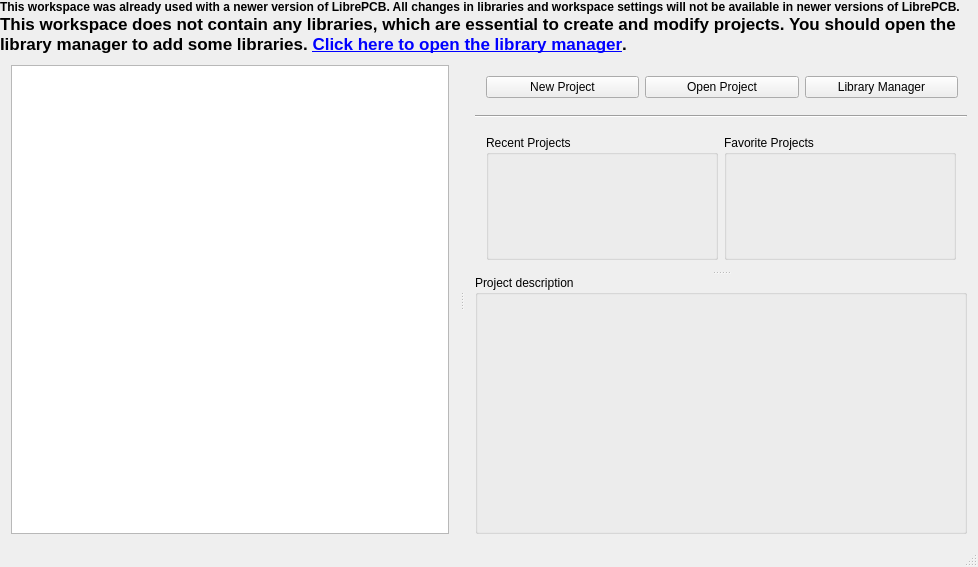
Qt form libs/librepcb/editor/workspace/controlpanel/controlpanel.ui (LibrePCB/LibrePCB) before a commit.
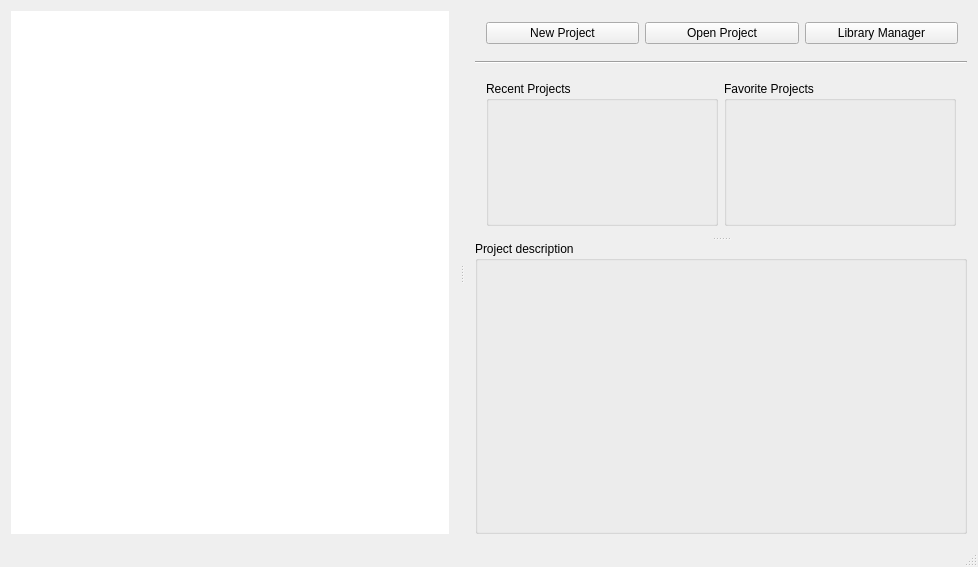
The same form after that commit. Icons and pictures are not drawn. Custom widgets are drawn as their Qt base class.

Commit message: Control panel: Make message banners dismissable

Diff of the .ui file:
```diff
--- a/libs/librepcb/editor/workspace/controlpanel/controlpanel.ui
+++ b/libs/librepcb/editor/workspace/controlpanel/controlpanel.ui
@@ -35,63 +35,10 @@
      <number>0</number>
     </property>
     <item>
-     <widget class="QLabel" name="lblWarnForNewerAppVersions">
-      <property name="font">
-       <font>
-        <weight>75</weight>
-        <bold>true</bold>
-       </font>
-      </property>
-      <property name="styleSheet">
-       <string notr="true">QLabel {
-	background-color: rgb(255, 255, 127);
-
-	color: rgb(170, 0, 0);
-};</string>
-      </property>
-      <property name="text">
-       <string>This workspace was already used with a newer version of LibrePCB. All changes in libraries and workspace settings will not be available in newer versions of LibrePCB.</string>
-      </property>
-      <property name="alignment">
-       <set>Qt::AlignLeading|Qt::AlignLeft|Qt::AlignTop</set>
-      </property>
-      <property name="wordWrap">
-       <bool>true</bool>
-      </property>
-      <property name="margin">
-       <number>10</number>
-      </property>
-     </widget>
+     <widget class="librepcb::editor::MessageWidget" name="msgWarnForNewerAppVersions" native="true"/>
     </item>
     <item>
-     <widget class="QLabel" name="lblWarnForNoLibraries">
-      <property name="font">
-       <font>
-        <pointsize>13</pointsize>
-        <weight>75</weight>
-        <bold>true</bold>
-       </font>
-      </property>
-      <property name="styleSheet">
-       <string notr="true">QLabel {
-	background-color: rgb(255, 255, 127);
-
-	color: rgb(170, 0, 0);
-};</string>
-      </property>
-      <property name="text">
-       <string>&lt;html&gt;&lt;head/&gt;&lt;body&gt;&lt;p&gt;This workspace does not contain any libraries, which are essential to create and modify projects. You should open the library manager to add some libraries. &lt;a href=&quot;LibraryManager&quot;&gt;&lt;span style=&quot; text-decoration: underline; color:#0000ff;&quot;&gt;Click here to open the library manager&lt;/span&gt;&lt;/a&gt;.&lt;/p&gt;&lt;/body&gt;&lt;/html&gt;</string>
-      </property>
-      <property name="alignment">
-       <set>Qt::AlignLeading|Qt::AlignLeft|Qt::AlignTop</set>
-      </property>
-      <property name="wordWrap">
-       <bool>true</bool>
-      </property>
-      <property name="margin">
-       <number>10</number>
-      </property>
-     </widget>
+     <widget class="librepcb::editor::MessageWidget" name="msgWarnForNoLibraries" native="true"/>
     </item>
     <item>
      <widget class="QSplitter" name="splitter_h">
@@ -117,6 +64,9 @@
           <property name="contextMenuPolicy">
            <enum>Qt::CustomContextMenu</enum>
           </property>
+          <property name="frameShape">
+           <enum>QFrame::NoFrame</enum>
+          </property>
           <property name="editTriggers">
            <set>QAbstractItemView::NoEditTriggers</set>
           </property>
@@ -443,6 +393,12 @@
    <extends>QStatusBar</extends>
    <header location="global">librepcb/editor/widgets/statusbar.h</header>
   </customwidget>
+  <customwidget>
+   <class>librepcb::editor::MessageWidget</class>
+   <extends>QWidget</extends>
+   <header location="global">librepcb/editor/widgets/messagewidget.h</header>
+   <container>1</container>
+  </customwidget>
  </customwidgets>
  <resources/>
  <connections/>
```
The commit also changes 2 other files.
